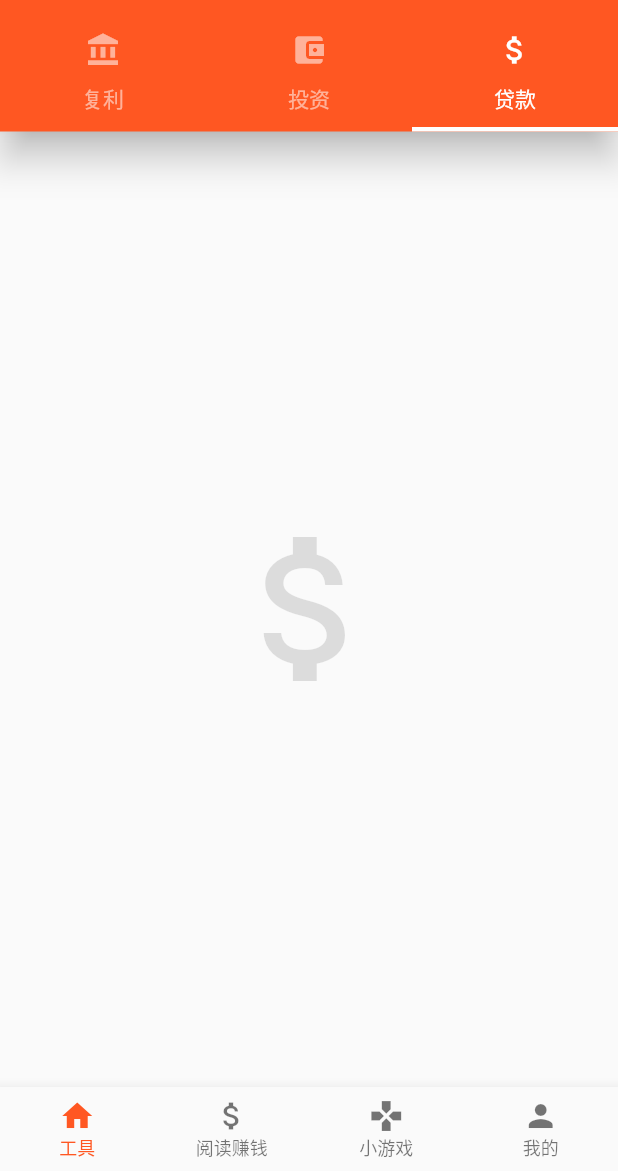
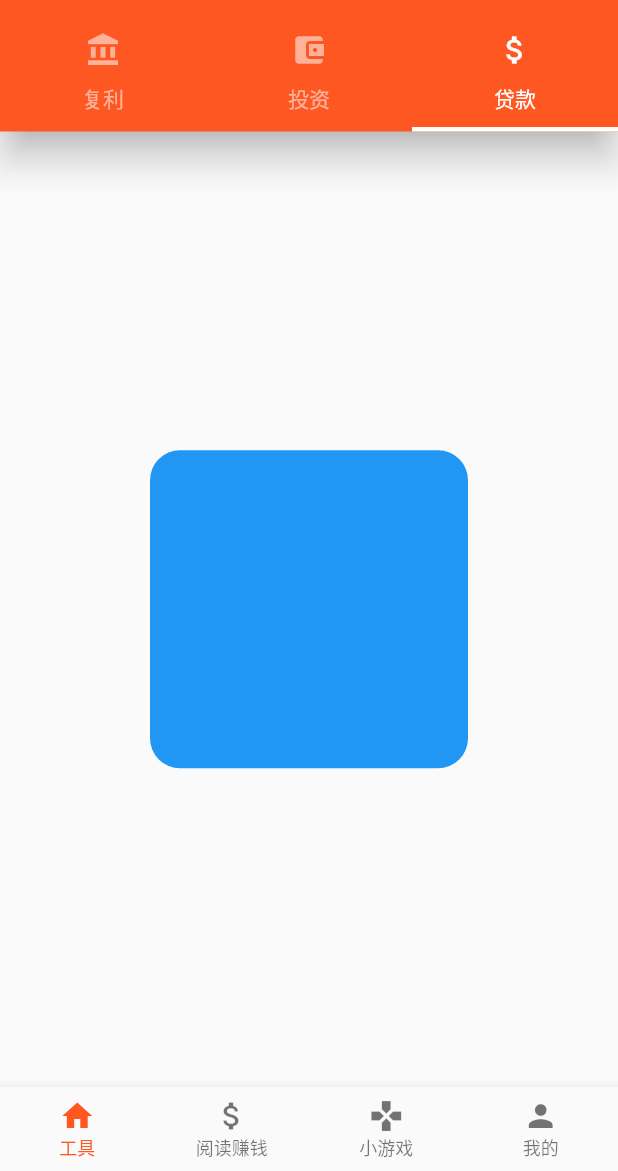
Before and after one commit to DengKaiRong/flutter_demo, a Flutter app: the screen it shows after launch, tab 3 chosen, on a phone screen of 412 x 824 dp, the part 65-1236 px from its top. Run offline on Flutter 3.47's test engine with Material 2 defaults, Android fonts, the phone set to English and light mode, and no system bars; network calls fail.

Commit message:
Merge branch 'master' of github.com:DengKaiRong/flutter_demo
# Conflicts:
#	README.md

```diff
--- a/lib/view/home_demo.dart
+++ b/lib/view/home_demo.dart
@@ -3,6 +3,7 @@ import 'package:flutter/material.dart';
 import 'package:hello/view/listview_demo.dart';
 import 'bottombar_demo.dart';
 import 'basic_demo.dart';
+import 'layout_demo.dart';
 
 class Home extends StatelessWidget {
   @override
@@ -51,11 +52,12 @@ class Home extends StatelessWidget {
             children: <Widget>[
               ListViewDemo(),
               Basic_demo(),
-              Icon(
-                Icons.attach_money,
-                size: 128,
-                color: Colors.black12,
-              )
+              // Icon(
+              //   Icons.attach_money,
+              //   size: 128,
+              //   color: Colors.black12,
+              // )
+              LayoutDemo()
             ],
           ),
           drawer: MyDrawer(),
--- /dev/null
+++ b/lib/view/layout_demo.dart
@@ -0,0 +1,49 @@
+import 'package:flutter/material.dart';
+
+class LayoutDemo extends StatelessWidget {
+  @override
+  Widget build(BuildContext context) {
+    return Container(
+      child: Column(
+        mainAxisAlignment: MainAxisAlignment.center,
+        children: <Widget>[
+          AspectRatio(
+            aspectRatio: 1.0/1.0,
+            child: Container(
+              // color: Colors.blue,
+              margin: EdgeInsets.all(100),
+              decoration: BoxDecoration(
+                borderRadius: BorderRadius.circular(20),
+                color: Colors.blue
+              ),
+            ),
+          )
+        ],
+      ),
+    );
+  }
+}
+
+class IconBadge extends StatelessWidget {
+  final IconData icon;
+  final double size;
+
+  IconBadge(
+    this.icon, {
+    this.size = 32.0,
+  });
+
+  @override
+  Widget build(BuildContext context) {
+    return Container(
+      color: Colors.blue,
+      child: Icon(
+        icon,
+        size: size,
+        color: Colors.white,
+      ),
+      width: size + 50,
+      height: size + 50,
+    );
+  }
+}
```
Also changed, not shown: 21 other files.
